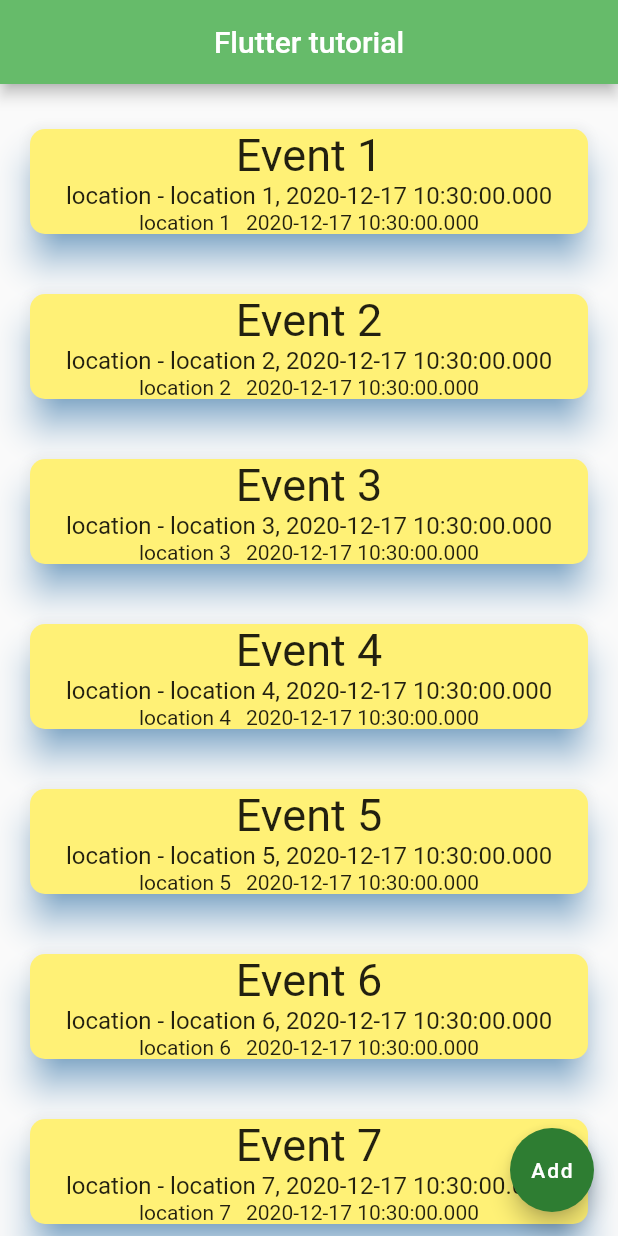
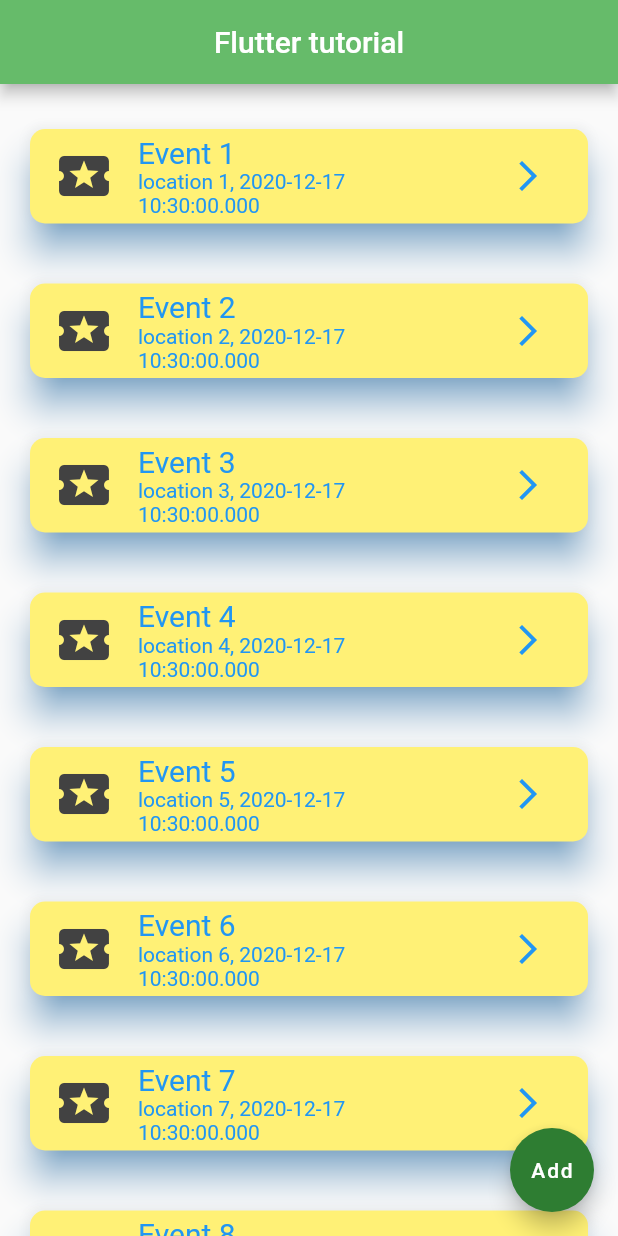
Before and after one commit to LyubashaBurkova/Flutter, a Flutter app: the screen it shows after launch, on a phone screen of 412 x 824 dp. Run offline on Flutter 3.47's test engine with Material 2 defaults, Android fonts, the phone set to English and light mode, and no system bars.

Commit message:
ListTile

```diff
--- a/lib/main.dart
+++ b/lib/main.dart
@@ -61,32 +61,34 @@ class FlutterTutorialApp extends StatelessWidget {
             shadowColor: Colors.blue,
             margin: EdgeInsets.symmetric(vertical: 20.0, horizontal:10.0),
             shape: RoundedRectangleBorder(borderRadius: BorderRadius.circular(10)),
-            child: Column(
-              children: [
-                Text(
-                  //events[index].location,//events[index] - объект
-                  "${events[index].name}",
-                  style: TextStyle(fontSize: 30),
-                ),
-                Row(
-                  mainAxisAlignment: MainAxisAlignment.center,
-                  children: [
-                    Text(
-                      "location - ${events[index].location}, ${events[index].startDateTime}",
-                      style: TextStyle(fontSize: 16),
-                    )
-                  ],
-                ),
-                Row(
-                  mainAxisAlignment: MainAxisAlignment.center,
-                  children: [
-                    Text(events[index].location),
-                    SizedBox(width: 10),
-                    Text(events[index].startDateTime.toString()),
-                  ],
-                ),
-              ],
-            ),
+            child: ListTile(
+              title: Text(
+                events[index].name,
+                style: TextStyle(fontSize: 20),
+              ),
+              subtitle: Text(
+                  "${events[index].location}, ${events[index].startDateTime}"
+              ),
+              leading: Icon(//виджет до заголовка
+                Icons.local_activity,
+                size: 40,
+                color: Colors.grey[800],
+              ),
+              trailing: IconButton(//добавление кнопки
+                icon: Icon(Icons.arrow_forward_ios),
+                onPressed: () => print("${events[index].name} - tap Details"),
+                //color: Colors.grey[500],
+              ),
+              onTap: () => print("${events[index].name} - tap"),//клик
+              onLongPress: () => print("${events[index].name} - long tap"),//долгий клик
+              //enabled: false,//задизайблена
+              selected: true,
+              // trailing: Icon(
+              //   Icons.arrow_forward_ios,
+              //   size: 20,
+              //   color: Colors.grey[500],
+              // ),
+            )
           ),
         ),
         floatingActionButton: FloatingActionButton(
```
